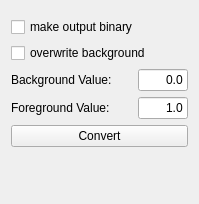
Before: the Qt Designer form Plugins/org.mitk.gui.qt.multilabelsegmentation/src/internal/SegmentationUtilities/SurfaceToImage/QmitkSurfaceToImageWidgetControls.ui in MITK/MITK, drawn with Qt 5.
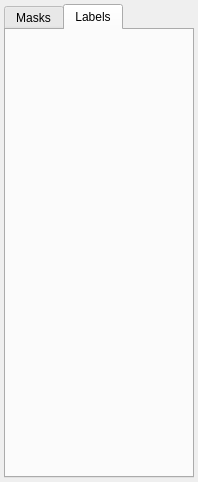
After: the same form once the commit is applied. The open tabs and pages were chosen to show the change. Custom widgets are drawn as their Qt base class.

Commit message: enabled surface and mask stamp for labels in the utilities widget

The edit to the form file:
```diff
--- a/Plugins/org.mitk.gui.qt.multilabelsegmentation/src/internal/SegmentationUtilities/SurfaceToImage/QmitkSurfaceToImageWidgetControls.ui
+++ b/Plugins/org.mitk.gui.qt.multilabelsegmentation/src/internal/SegmentationUtilities/SurfaceToImage/QmitkSurfaceToImageWidgetControls.ui
@@ -6,11 +6,33 @@
    <rect>
     <x>0</x>
     <y>0</y>
-    <width>199</width>
-    <height>204</height>
+    <width>198</width>
+    <height>482</height>
    </rect>
   </property>
+  <layout class="QVBoxLayout" name="verticalLayout_3">
+   <property name="spacing">
+    <number>3</number>
+   </property>
+   <property name="margin">
+    <number>4</number>
+   </property>
+   <item>
+    <widget class="QTabWidget" name="tabWidget">
+     <property name="currentIndex">
+      <number>0</number>
+     </property>
+     <widget class="QWidget" name="m_tbMasks">
+      <attribute name="title">
+       <string>Masks</string>
+      </attribute>
   <layout class="QVBoxLayout" name="verticalLayout">
+       <property name="spacing">
+        <number>3</number>
+       </property>
+       <property name="margin">
+        <number>4</number>
+       </property>
    <item>
     <widget class="QmitkDataSelectionWidget" name="dataSelectionWidget" native="true"/>
    </item>
@@ -135,10 +157,66 @@
      <property name="sizeHint" stdset="0">
       <size>
        <width>20</width>
-       <height>273</height>
+           <height>308</height>
       </size>
      </property>
     </spacer>
+       </item>
+      </layout>
+     </widget>
+     <widget class="QWidget" name="m_tbLabels">
+      <attribute name="title">
+       <string>Labels</string>
+      </attribute>
+      <layout class="QVBoxLayout" name="verticalLayout_2">
+       <property name="spacing">
+        <number>2</number>
+       </property>
+       <property name="margin">
+        <number>2</number>
+       </property>
+       <item>
+        <widget class="QmitkLabelSetWidget" name="m_LabelSetWidget" native="true">
+         <property name="sizePolicy">
+          <sizepolicy hsizetype="Preferred" vsizetype="MinimumExpanding">
+           <horstretch>0</horstretch>
+           <verstretch>0</verstretch>
+          </sizepolicy>
+         </property>
+         <property name="minimumSize">
+          <size>
+           <width>0</width>
+           <height>50</height>
+          </size>
+         </property>
+        </widget>
+       </item>
+       <item>
+        <widget class="QmitkSurfaceStampWidget" name="m_SurfaceStampWidget" native="true">
+         <property name="minimumSize">
+          <size>
+           <width>0</width>
+           <height>20</height>
+          </size>
+         </property>
+        </widget>
+       </item>
+       <item>
+        <spacer name="verticalSpacer_3">
+         <property name="orientation">
+          <enum>Qt::Vertical</enum>
+         </property>
+         <property name="sizeHint" stdset="0">
+          <size>
+           <width>20</width>
+           <height>202</height>
+          </size>
+         </property>
+        </spacer>
+       </item>
+      </layout>
+     </widget>
+    </widget>
    </item>
   </layout>
  </widget>
@@ -147,6 +225,19 @@
    <class>QmitkDataSelectionWidget</class>
    <extends>QWidget</extends>
    <header>internal/Common/QmitkDataSelectionWidget.h</header>
+   <container>1</container>
+  </customwidget>
+  <customwidget>
+   <class>QmitkLabelSetWidget</class>
+   <extends>QWidget</extends>
+   <header location="global">Qmitk/QmitkLabelSetWidget.h</header>
+   <container>1</container>
+  </customwidget>
+  <customwidget>
+   <class>QmitkSurfaceStampWidget</class>
+   <extends>QWidget</extends>
+   <header>QmitkSurfaceStampWidget.h</header>
+   <container>1</container>
   </customwidget>
  </customwidgets>
  <resources/>
```
Left out of the diff: 4 changed lines with no effect on the pictures. Lines whose indentation alone changed are shown as unchanged. The commit also changes 10 other files.
